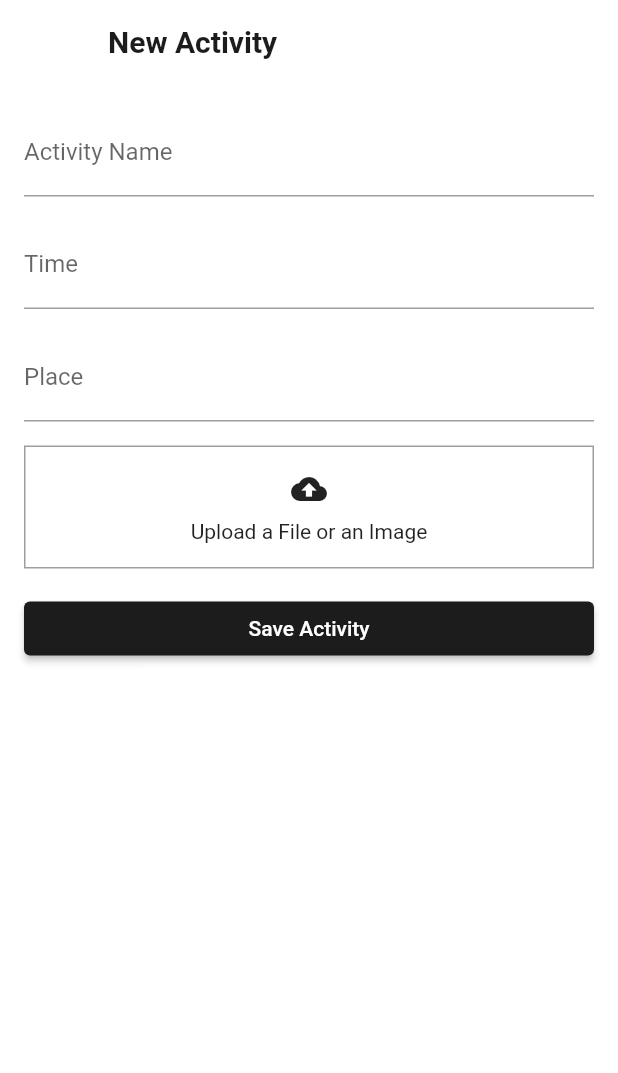
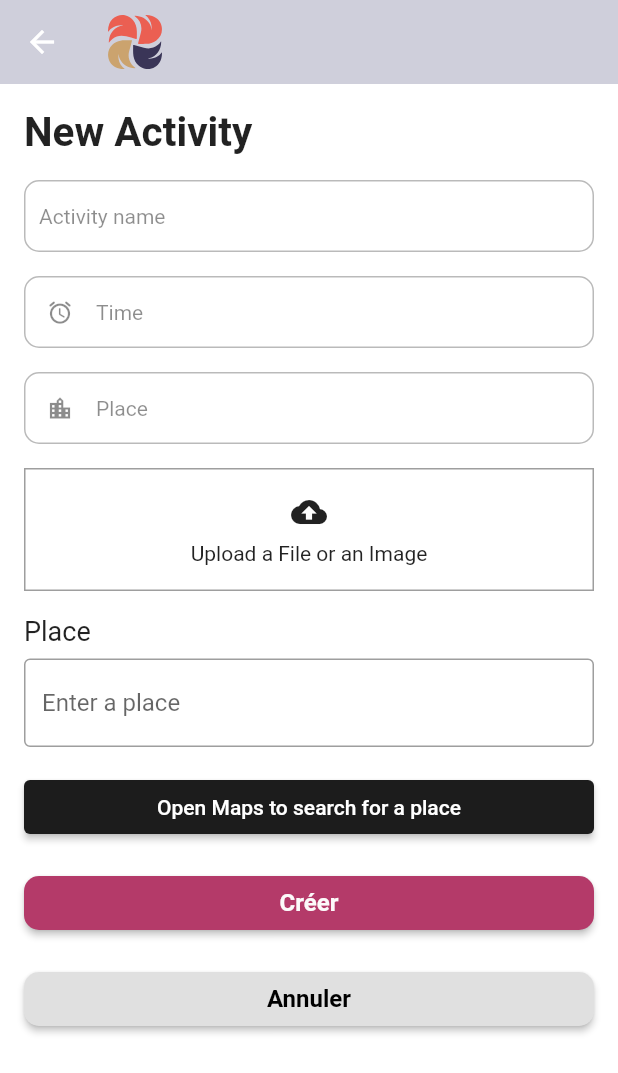
Before and after one commit to abir739/Guide_app, a Flutter app: the NewActivity screen opened directly, on a phone screen of 412 x 824 dp. Shown: the top 1073 px of the screen. Run offline on Flutter 3.47's test engine with Material 2 defaults, Android fonts, the phone set to English and light mode, and no system bars; our stand-ins replace cached_network_image, flutter_local_notifications, flutter_svg, fluttertoast, image_picker, shared_preferences; missing offline and left inert: flutter_login_facebook; accounts and stored records are empty; Roboto replaces fonts that are missing (Poppins).

Commit message:
google maps: Search for a place

```diff
--- a/lib/activity/newactivity.dart
+++ b/lib/activity/newactivity.dart
@@ -1,7 +1,10 @@
-import 'package:flutter/cupertino.dart';
 import 'package:flutter/material.dart';
+import 'package:flutter_svg/svg.dart';
 import 'package:image_picker/image_picker.dart';
 import 'dart:io';
+import 'package:url_launcher/url_launcher.dart';
+
+import '../components/custom_textfield.dart';
 
 class NewActivity extends StatefulWidget {
   const NewActivity({Key? key}) : super(key: key);
@@ -16,6 +19,19 @@ class _NewActivityState extends State<NewActivity> {
   late String _activityDescription;
   File? _imageFile;
 
+  TextEditingController placeController = TextEditingController();
+
+  void launchMaps(String query) async {
+    String mapsQuery = Uri.encodeFull(query);
+    String mapsUrl =
+        "https://www.google.com/maps/search/?api=1&query=$mapsQuery";
+    if (await canLaunch(mapsUrl)) {
+      await launch(mapsUrl);
+    } else {
+      throw 'Could not launch $mapsUrl';
+    }
+  }
+
   Future<void> _pickImage(ImageSource source) async {
     final pickedFile = await ImagePicker().pickImage(source: source);
     if (pickedFile != null) {
@@ -29,19 +45,30 @@ class _NewActivityState extends State<NewActivity> {
   Widget build(BuildContext context) {
     return Scaffold(
       appBar: AppBar(
-        title: Text('New Activity'),
+        title: SvgPicture.asset(
+          'assets/images/Logo.svg',
+          fit: BoxFit.cover,
+          height: 36.0,
         ),
-      body: Padding(
+        backgroundColor: Color.fromARGB(255, 207, 207, 219),
+      ),
+      body: SingleChildScrollView(
+        child: Padding(
           padding: const EdgeInsets.all(16.0),
           child: Form(
-          key: _formKey,
             child: Column(
               crossAxisAlignment: CrossAxisAlignment.stretch,
               children: [
-              TextFormField(
-                decoration: InputDecoration(
-                  labelText: 'Activity Name',
+                Text(
+                  'New Activity',
+                  style: TextStyle(
+                    fontSize: 27.0,
+                    fontWeight: FontWeight.bold,
                   ),
+                ),
+                const SizedBox(height: 16.0),
+                CustomTextField(
+                  labelText: "Activity name",
                   validator: (value) {
                     if (value == null || value.isEmpty) {
                       return 'Please enter a name for the activity';
@@ -53,10 +80,12 @@ class _NewActivityState extends State<NewActivity> {
                   },
                 ),
                 const SizedBox(height: 16.0),
-              TextFormField(
-                decoration: InputDecoration(
-                  labelText: 'Time',
+                CustomTextField(
+                  prefixIcon: Icon(
+                    Icons.alarm_rounded,
+                    size: 18,
                   ),
+                  labelText: "Time",
                   validator: (value) {
                     if (value == null || value.isEmpty) {
                       return 'Please enter a time for the activity';
@@ -68,10 +97,12 @@ class _NewActivityState extends State<NewActivity> {
                   },
                 ),
                 const SizedBox(height: 16.0),
-              TextFormField(
-                decoration: InputDecoration(
-                  labelText: 'Place',
+                CustomTextField(
+                  prefixIcon: Icon(
+                    Icons.location_city,
+                    size: 18,
                   ),
+                  labelText: "Place",
                   validator: (value) {
                     if (value == null || value.isEmpty) {
                       return 'Please enter a place for the activity';
@@ -92,8 +123,6 @@ class _NewActivityState extends State<NewActivity> {
                     decoration: BoxDecoration(
                       border: Border.all(color: Colors.grey),
                     ),
-                  //padding: const EdgeInsets.symmetric(
-                  //vertical: 16.0, horizontal: 8.0),
                     padding: EdgeInsets.all(16.0),
                     child: Column(
                       children: [
@@ -112,17 +141,72 @@ class _NewActivityState extends State<NewActivity> {
                   ),
                 ],
                 const SizedBox(height: 16.0),
+                Text(
+                  'Place',
+                  style: TextStyle(fontSize: 18.0),
+                ),
+                SizedBox(height: 8.0),
+                TextFormField(
+                  controller: placeController,
+                  decoration: InputDecoration(
+                    hintText: 'Enter a place',
+                    border: OutlineInputBorder(),
+                  ),
+                ),
+                SizedBox(height: 16.0),
+                ElevatedButton(
+                  onPressed: () {
+                    launchMaps(placeController.text);
+                  },
+                  child: Text('Open Maps to search for a place'),
+                ),
+                const SizedBox(height: 16.0),
                 ElevatedButton(
                   onPressed: () {
                     if (_formKey.currentState!.validate()) {
                       _formKey.currentState!.save();
                       // Save the new work
+
                       Navigator.of(context).pop();
                     }
                   },
-                child: Text('Save Activity'),
+                  style: ElevatedButton.styleFrom(
+                    primary: Color.fromARGB(255, 180, 58, 105),
+                    shape: RoundedRectangleBorder(
+                      borderRadius: BorderRadius.circular(10.0),
+                    ),
+                  ),
+                  child: Text(
+                    'Créer',
+                    style: TextStyle(
+                      fontSize: 16.0,
+                      fontWeight: FontWeight.bold,
+                      color: Color.fromARGB(255, 252, 250, 250),
+                    ),
+                  ),
+                ),
+                const SizedBox(height: 16.0),
+                ElevatedButton(
+                  onPressed: () {
+                    //annuler la création de new activity
+                  },
+                  style: ElevatedButton.styleFrom(
+                    primary: Colors.grey[300],
+                    shape: RoundedRectangleBorder(
+                      borderRadius: BorderRadius.circular(10.0),
+                    ),
+                  ),
+                  child: Text(
+                    'Annuler',
+                    style: TextStyle(
+                      fontSize: 16.0,
+                      fontWeight: FontWeight.bold,
+                      color: Colors.black,
+                    ),
+                  ),
                 ),
               ],
+            ),
           ),
         ),
       ),
--- a/lib/activity/newactivity_test.dart
+++ b/lib/activity/newactivity_test.dart
@@ -3,6 +3,9 @@ import 'package:flutter/material.dart';
 import 'package:flutter_svg/svg.dart';
 import 'package:image_picker/image_picker.dart';
 import 'dart:io';
+import 'package:url_launcher/url_launcher.dart';
+import 'package:fluttertoast/fluttertoast.dart';
+import 'package:shared_preferences/shared_preferences.dart';
 
 import 'package:flutter_local_notifications/flutter_local_notifications.dart';
 
@@ -53,6 +56,7 @@ class NewActivity extends StatefulWidget {
 
 class _NewActivityState extends State<NewActivity> {
   final _formKey = GlobalKey<FormState>();
+  String _place = '';
   late String _activityName;
   late String _activityDescription;
   File? _imageFile;
@@ -60,9 +64,23 @@ class _NewActivityState extends State<NewActivity> {
   bool _isNotificationPressed = false; // Define the variable here
   late FlutterLocalNotificationsPlugin _flutterLocalNotificationsPlugin;
 
+  TextEditingController placeController = TextEditingController();
+
+  void launchMaps(String query) async {
+    String mapsQuery = Uri.encodeFull(query);
+    String mapsUrl =
+        "https://www.google.com/maps/search/?api=1&query=$mapsQuery";
+    if (await canLaunch(mapsUrl)) {
+      await launch(mapsUrl);
+    } else {
+      throw 'Could not launch $mapsUrl';
+    }
+  }
+
   @override
   void initState() {
     super.initState();
+    _getSavedPlace();
     _flutterLocalNotificationsPlugin = FlutterLocalNotificationsPlugin();
     var initializationSettingsAndroid =
         AndroidInitializationSettings('app_icon');
@@ -105,6 +123,32 @@ class _NewActivityState extends State<NewActivity> {
       platformChannelSpecifics,
       payload: 'item x',
     );
+  }
+
+  void _getSavedPlace() async {
+    SharedPreferences prefs = await SharedPreferences.getInstance();
+    String? savedPlace = prefs.getString('selectedPlace');
+    if (savedPlace != null) {
+      setState(() {
+        _place = savedPlace;
+        placeController.text = savedPlace;
+      });
+    }
+  }
+
+  void _saveSelectedPlace(String place) async {
+    SharedPreferences prefs = await SharedPreferences.getInstance();
+    await prefs.setString('selectedPlace', place);
+  }
+
+  void _launchMaps() async {
+    final String mapsUrl =
+        'https://www.google.com/maps/search/?api=1&query=$_place';
+    if (await canLaunch(mapsUrl)) {
+      await launch(mapsUrl);
+    } else {
+      Fluttertoast.showToast(msg: 'Could not open the map.');
+    }
   }
 
   @override
@@ -167,21 +211,44 @@ class _NewActivityState extends State<NewActivity> {
                   },
                 ),
                 const SizedBox(height: 16.0),
-                CustomTextField(
-                  prefixIcon: Icon(
-                    Icons.location_city,
-                    size: 18,
+                TextFormField(
+                  controller: placeController,
+                  decoration: InputDecoration(
+                    labelText: 'Place',
+                    hintText: 'Search for a place',
+                    suffixIcon: IconButton(
+                      icon: Icon(Icons.search),
+                      onPressed: () async {
+                        final String mapsUrl =
+                            'https://www.google.com/maps/search/?api=1&query=${placeController.text}';
+                        if (await canLaunch(mapsUrl)) {
+                          await launch(mapsUrl);
+                          setState(() {
+                            _place = placeController.text;
+                          });
+                          _saveSelectedPlace(_place);
+                        } else {
+                          Fluttertoast.showToast(
+                              msg: 'Could not open the map.');
+                        }
+                      },
+                    ),
                   ),
-                  labelText: "Place",
                   validator: (value) {
                     if (value == null || value.isEmpty) {
                       return 'Please enter a place for the activity';
                     }
                     return null;
                   },
-                  onSaved: (value) {
-                    // Save the place
+                ),
+                SizedBox(height: 16.0),
+                ElevatedButton(
+                  onPressed: () {
+                    if (_formKey.currentState!.validate()) {
+                      // submit form
+                    }
                   },
+                  child: Text('Save'),
                 ),
                 const SizedBox(height: 16.0),
                 GestureDetector(
--- a/pubspec.yaml
+++ b/pubspec.yaml
@@ -41,6 +41,10 @@ dependencies:
   intl: ^0.18.0
   image_picker: ^0.8.7+1
   flutter_local_notifications: ^8.2.0
+  url_launcher: ^6.1.10
+  google_maps_flutter: ^2.2.5
+  fluttertoast: ^8.2.1
+  shared_preferences: ^2.1.0
 
 dev_dependencies:
   flutter_test:
```
Also changed, not shown: pubspec.lock, 6 other files. Lines whose indentation alone changed are shown as unchanged.
